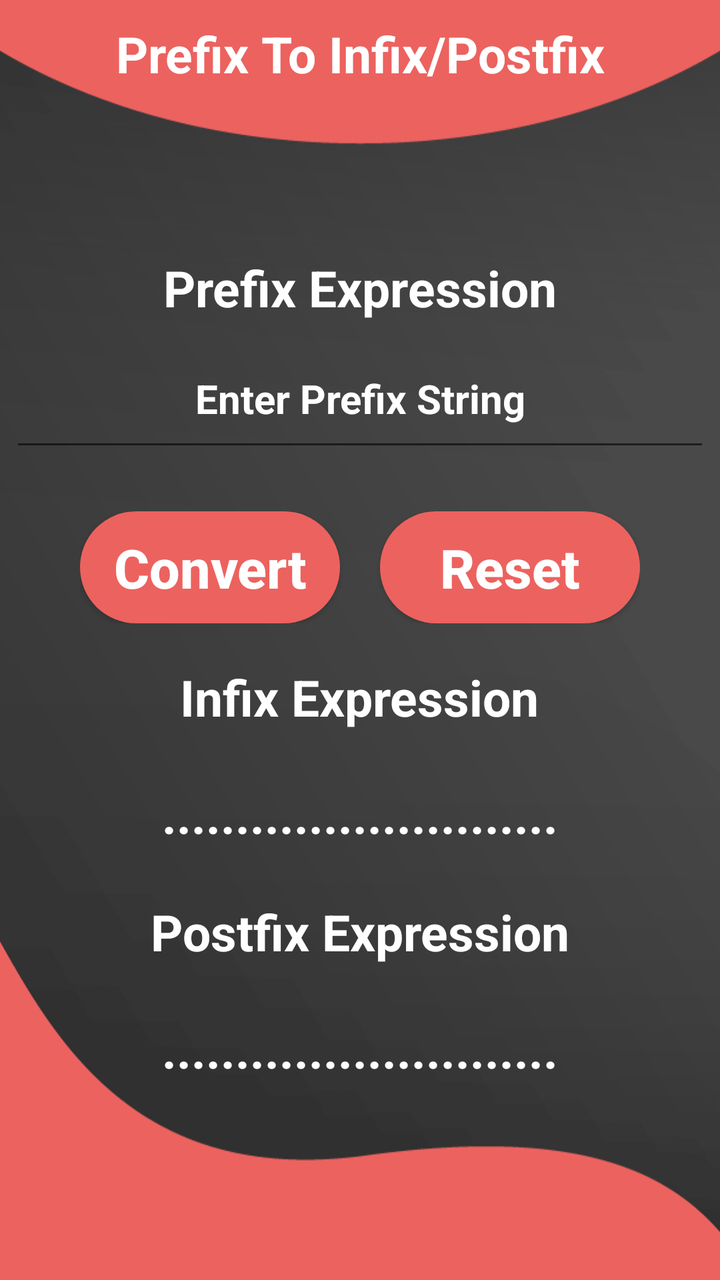
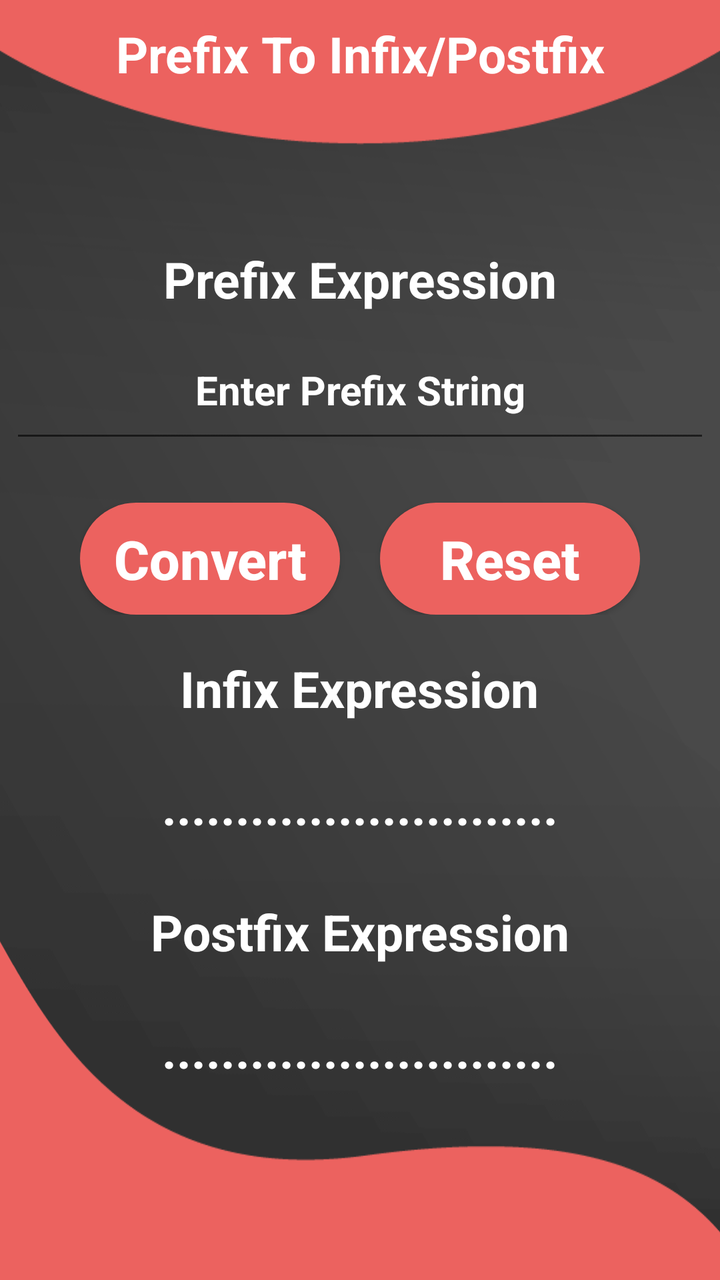

Compare the two renders of this Android layout. The source of the first and the diff that turns it into the second are given below.
<!-- AndroidManifest.xml: application theme AppTheme -->
<!-- res/layout/activity_prefix_to_other.xml -->
<?xml version="1.0" encoding="utf-8"?>
<LinearLayout xmlns:android="http://schemas.android.com/apk/res/android"
    xmlns:tools="http://schemas.android.com/tools"
    android:layout_width="match_parent"
    android:layout_height="match_parent"
    android:orientation="vertical"
    android:padding="5dp"
    android:background="@drawable/background_2"
    android:gravity="center_horizontal"
    tools:context=".prefixToOther">
    <TextView
        android:layout_width="match_parent"
        android:layout_height="wrap_content"
        android:text="@string/prefix_to_other_button"
        android:gravity="center_horizontal"
        android:padding="5dp"
        android:textColor="#ffffff"
        android:textStyle="bold"
        android:textSize="25sp"/>
    <LinearLayout
        android:layout_width="match_parent"
        android:gravity="center"
        android:layout_height="match_parent">
        <ScrollView
            android:layout_width="match_parent"
            android:layout_height="wrap_content"
            tools:ignore="UselessParent">
            <LinearLayout
                android:layout_width="match_parent"
                android:layout_height="wrap_content"
                android:orientation="vertical"
                android:gravity="center">

                <TextView
                    android:layout_width="wrap_content"
                    android:layout_height="wrap_content"
                    android:text="@string/prefix"
                    android:textStyle="bold"
                    android:textColor="#ffffff"
                    android:textSize="25sp"
                    android:padding="5dp"
                    android:layout_marginBottom="15dp"/>
                <EditText
                    android:id="@+id/prefix_input"
                    android:layout_width="match_parent"
                    android:layout_height="50dp"
                    android:textColorHint="#ffffff"
                    android:textColor="#ffffff"
                    android:hint="@string/prefix_input"
                    android:gravity="center_horizontal"
                    android:textCursorDrawable="@null"
                    android:inputType="text"
                    android:padding="5dp"
                    android:layout_marginBottom="15dp"
                    android:digits="0123456789QWERTYUIOPLKJHGFDSAZXCVBNMqwertyuioplkjhgfdsazxcvbnm()+-*/^$%"
                    android:textSize="20sp"
                    android:textStyle="bold"
                    android:autofillHints="no" />
                <LinearLayout
                    android:layout_width="wrap_content"
                    android:layout_height="wrap_content"
                    android:layout_marginTop="10dp"
                    android:layout_marginBottom="15dp"
                    android:orientation="horizontal">
                    <Button
                        android:id="@+id/button_convert"
                        android:layout_width="130dp"
                        android:layout_height="wrap_content"
                        android:text="@string/convert_button"
                        android:textAllCaps="false"
                        android:textColor="#ffffff"
                        android:background="@drawable/button_1"
                        android:textSize="27sp"
                        android:padding="10dp"
                        android:textStyle="bold"
                        android:layout_marginEnd="20dp"
                        tools:ignore="ButtonStyle" />
                    <Button
                        android:id="@+id/button_reset"
                        android:layout_width="130dp"
                        android:background="@drawable/button_1"
                        android:layout_height="wrap_content"
                        android:text="@string/reset_button"
                        android:padding="10dp"
                        android:textAllCaps="false"
                        android:textColor="#ffffff"
                        android:textSize="27sp"
                        android:textStyle="bold"
                        tools:ignore="ButtonStyle" />
                </LinearLayout>
                <TextView
                    android:layout_width="wrap_content"
                    android:layout_height="wrap_content"
                    android:text="@string/infix"
                    android:textSize="25sp"
                    android:textColor="#ffffff"
                    android:textStyle="bold"
                    android:padding="5dp"
                    android:layout_marginBottom="15dp"/>

                <TextView
                    android:id="@+id/infix_output"
                    android:layout_width="wrap_content"
                    android:layout_height="wrap_content"
                    android:layout_marginBottom="15dp"
                    android:padding="5dp"
                    android:text="@string/dot_line"
                    android:textColor="#ffffff"
                    android:textIsSelectable="true"
                    android:textSize="25sp"
                    android:textStyle="bold"
                    tools:ignore="DuplicateSpeakableTextCheck" />
                <Button
                    android:layout_width="wrap_content"
                    android:layout_height="wrap_content"
                    android:text="@string/step_by_step_solution"
                    android:textStyle="bold"
                    android:textSize="17sp"
                    android:visibility="gone"
                    android:background="@drawable/button_2"
                    tools:ignore="ButtonStyle"
                    android:textAllCaps="false"
                    android:layout_marginBottom="15dp"
                    android:padding="5dp"
                    android:id="@+id/infix_sbss"/>
                <TextView
                    android:layout_width="wrap_content"
                    android:layout_height="wrap_content"
                    android:text="@string/postfix"
                    android:textSize="25sp"
                    android:textStyle="bold"
                    android:textColor="#ffffff"
                    android:padding="5dp"
                    android:layout_marginBottom="15dp"/>
                <TextView
                    android:id="@+id/postfix_output"
                    android:textColor="#ffffff"
                    android:layout_width="wrap_content"
                    android:layout_height="wrap_content"
                    android:text="@string/dot_line"
                    android:textIsSelectable="true"
                    android:textSize="25sp"
                    android:textStyle="bold"
                    android:padding="5dp"
                    android:layout_marginBottom="15dp"
                    />
                <Button
                    android:layout_width="wrap_content"
                    android:layout_height="wrap_content"
                    android:text="@string/step_by_step_solution"
                    android:textStyle="bold"
                    android:textSize="17sp"
                    android:visibility="gone"
                    android:background="@drawable/button_2"
                    tools:ignore="ButtonStyle"
                    android:textAllCaps="false"
                    android:padding="5dp"
                    android:id="@+id/postfix_sbss"/>
            </LinearLayout>
        </ScrollView>
    </LinearLayout>
</LinearLayout>
<!-- resources referenced by this layout -->
<resources>
  <!-- drawable background_2: png bitmap (drawable-v24, 13608 bytes) -->
  <!-- drawable button_1 (drawable) -->
  <?xml version="1.0" encoding="utf-8"?>
  <shape xmlns:android="http://schemas.android.com/apk/res/android" android:shape="rectangle">
      <solid android:color="#ec625f"/>
      <corners android:radius="40dp">
  
      </corners>
  
  </shape>
  <!-- drawable button_2 (drawable) -->
  <?xml version="1.0" encoding="utf-8"?>
  <shape xmlns:android="http://schemas.android.com/apk/res/android" android:shape="rectangle">
      <solid android:color="#ec625f"/>
  
  </shape>
  <string name="convert_button">Convert</string>
  <string name="dot_line">...........................</string>
  <string name="infix">Infix Expression</string>
  <string name="postfix">Postfix Expression</string>
  <string name="prefix">Prefix Expression</string>
  <string name="prefix_input">Enter Prefix String</string>
  <string name="prefix_to_other_button">Prefix To Infix/Postfix</string>
  <string name="reset_button">Reset</string>
  <string name="step_by_step_solution">Step By Step Solution</string>
  <style name="AppTheme" parent="Theme.AppCompat.Light.NoActionBar">
          <item name="colorPrimary">@color/colorPrimary</item>
          <item name="colorPrimaryDark">#EC625F</item>
          <item name="colorAccent">@color/colorAccent</item>
      </style>
  <color name="colorPrimary">#6200EE</color>
  <color name="colorAccent">#03DAC5</color>
</resources>

<!-- the commit's change to res/layout/activity_prefix_to_other.xml (unified diff, before → after) -->
@@ -55,26 +55,28 @@
                     android:digits="0123456789QWERTYUIOPLKJHGFDSAZXCVBNMqwertyuioplkjhgfdsazxcvbnm()+-*/^$%"
                     android:textSize="20sp"
                     android:textStyle="bold"
-                    android:autofillHints="no" />
+                    android:autofillHints="no"
+                    tools:ignore="VisualLintTextFieldSize" />
                 <LinearLayout
                     android:layout_width="wrap_content"
                     android:layout_height="wrap_content"
                     android:layout_marginTop="10dp"
                     android:layout_marginBottom="15dp"
                     android:orientation="horizontal">
+
                     <Button
                         android:id="@+id/button_convert"
                         android:layout_width="130dp"
                         android:layout_height="wrap_content"
+                        android:layout_marginEnd="20dp"
+                        android:background="@drawable/button_1"
+                        android:padding="10dp"
                         android:text="@string/convert_button"
                         android:textAllCaps="false"
                         android:textColor="#ffffff"
-                        android:background="@drawable/button_1"
                         android:textSize="27sp"
-                        android:padding="10dp"
                         android:textStyle="bold"
-                        android:layout_marginEnd="20dp"
-                        tools:ignore="ButtonStyle" />
+                        tools:ignore="ButtonStyle,TextSizeCheck" />
                     <Button
                         android:id="@+id/button_reset"
                         android:layout_width="130dp"
@@ -103,6 +105,7 @@
                     android:layout_width="wrap_content"
                     android:layout_height="wrap_content"
                     android:layout_marginBottom="15dp"
+                    android:minHeight="48dp"
                     android:padding="5dp"
                     android:text="@string/dot_line"
                     android:textColor="#ffffff"
@@ -132,18 +135,19 @@
                     android:textColor="#ffffff"
                     android:padding="5dp"
                     android:layout_marginBottom="15dp"/>
+
                 <TextView
                     android:id="@+id/postfix_output"
-                    android:textColor="#ffffff"
                     android:layout_width="wrap_content"
                     android:layout_height="wrap_content"
+                    android:layout_marginBottom="15dp"
+                    android:minHeight="48dp"
+                    android:padding="5dp"
                     android:text="@string/dot_line"
+                    android:textColor="#ffffff"
                     android:textIsSelectable="true"
                     android:textSize="25sp"
-                    android:textStyle="bold"
-                    android:padding="5dp"
-                    android:layout_marginBottom="15dp"
-                    />
+                    android:textStyle="bold" />
                 <Button
                     android:layout_width="wrap_content"
                     android:layout_height="wrap_content"
